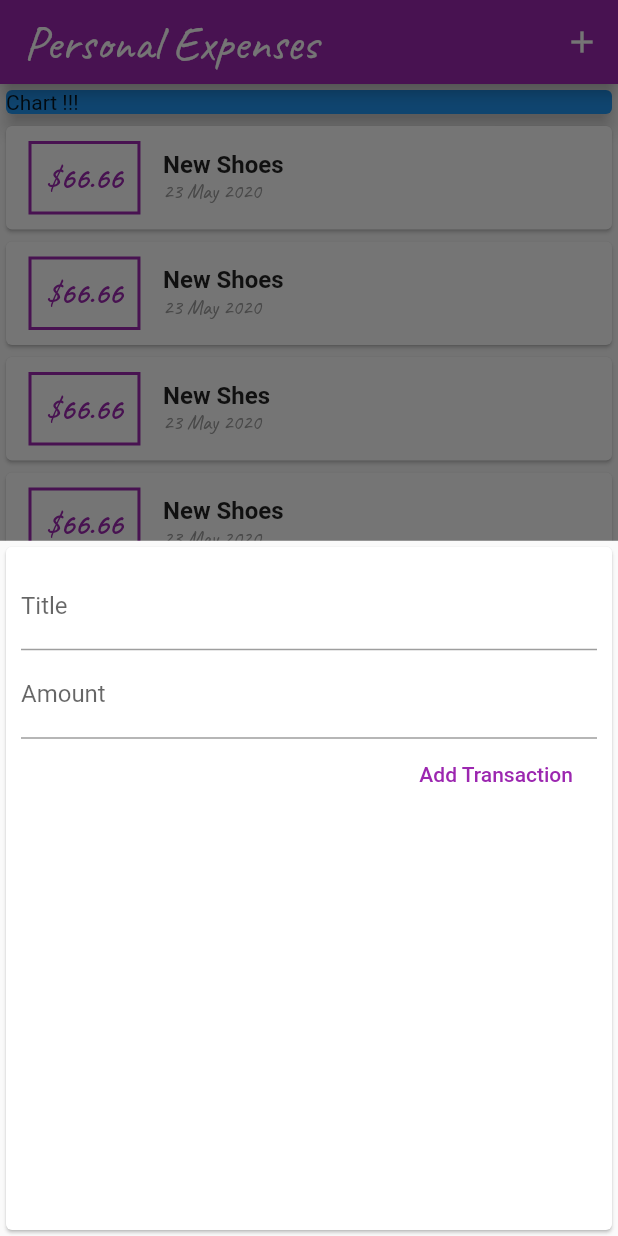
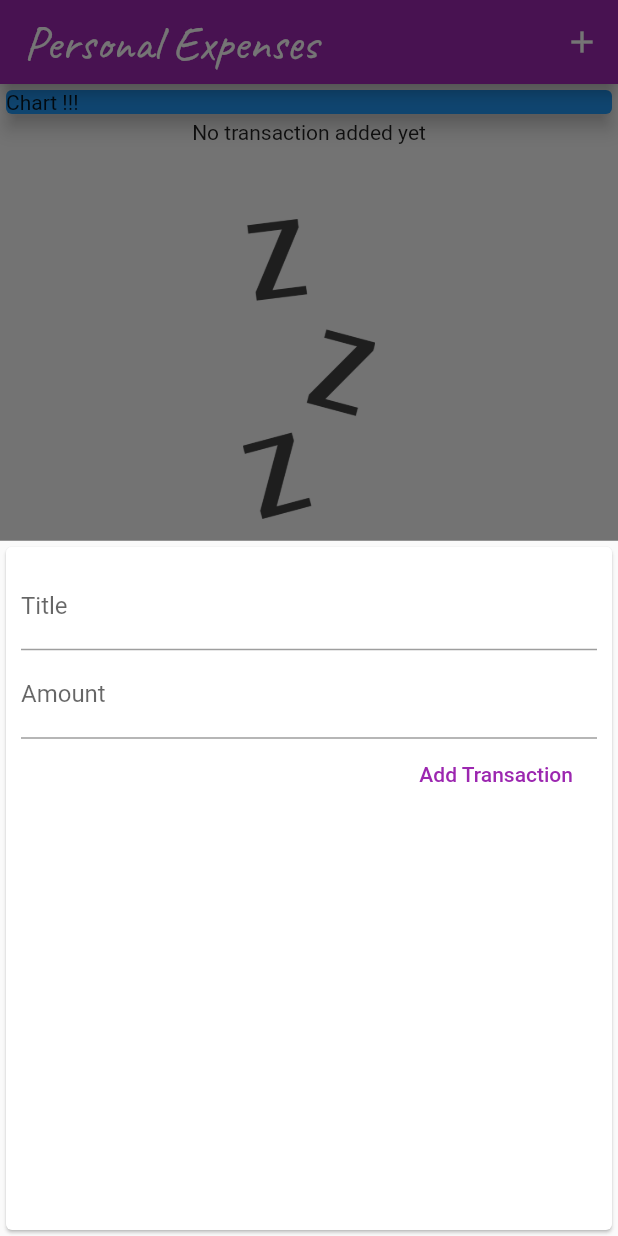
Before and after one commit to ARUNMOHAN9/mock-expense-app-flutter, a Flutter app: the screen it shows after launch, after a tap on the "add" icon, on a phone screen of 412 x 824 dp. Run offline on Flutter 3.47's test engine with Material 2 defaults, Android fonts, the phone set to English and light mode, and no system bars; Roboto replaces fonts that are missing (Noto).

```diff
--- a/lib/main.dart
+++ b/lib/main.dart
@@ -41,66 +41,66 @@ class MyHomePage extends StatefulWidget {
 
 class _MyHomePageState extends State<MyHomePage> {
   final List<Transaction> _userTransactions = [
-    Transaction(
-      id: '121',
-      amount: 66.66,
-      title: 'New Shoes',
-      date: DateTime.now(),
-    ),
-    Transaction(
-      id: '121',
-      amount: 66.66,
-      title: 'New Shoes',
-      date: DateTime.now(),
-    ),
-    Transaction(
-      id: '121',
-      amount: 66.66,
-      title: 'New Shes',
-      date: DateTime.now(),
-    ),
-    Transaction(
-      id: '121',
-      amount: 66.66,
-      title: 'New Shoes',
-      date: DateTime.now(),
-    ),
-    Transaction(
-      id: '121',
-      amount: 66.66,
-      title: 'New Shoes',
-      date: DateTime.now(),
-    ),
-    Transaction(
-      id: '121',
-      amount: 66.66,
-      title: 'New Shoes',
-      date: DateTime.now(),
-    ),
-    Transaction(
-      id: '121',
-      amount: 66.66,
-      title: 'New Shoes',
-      date: DateTime.now(),
-    ),
-    Transaction(
-      id: '121',
-      amount: 66.66,
-      title: 'New Shoes',
-      date: DateTime.now(),
-    ),
-    Transaction(
-      id: '121',
-      amount: 66.66,
-      title: 'New Shoes',
-      date: DateTime.now(),
-    ),
-    Transaction(
-      id: '135',
-      amount: 55.66,
-      title: 'New Shirt',
-      date: DateTime.now(),
-    ),
+    // Transaction(
+    //   id: '121',
+    //   amount: 66.66,
+    //   title: 'New Shoes',
+    //   date: DateTime.now(),
+    // ),
+    // Transaction(
+    //   id: '121',
+    //   amount: 66.66,
+    //   title: 'New Shoes',
+    //   date: DateTime.now(),
+    // ),
+    // Transaction(
+    //   id: '121',
+    //   amount: 66.66,
+    //   title: 'New Shes',
+    //   date: DateTime.now(),
+    // ),
+    // Transaction(
+    //   id: '121',
+    //   amount: 66.66,
+    //   title: 'New Shoes',
+    //   date: DateTime.now(),
+    // ),
+    // Transaction(
+    //   id: '121',
+    //   amount: 66.66,
+    //   title: 'New Shoes',
+    //   date: DateTime.now(),
+    // ),
+    // Transaction(
+    //   id: '121',
+    //   amount: 66.66,
+    //   title: 'New Shoes',
+    //   date: DateTime.now(),
+    // ),
+    // Transaction(
+    //   id: '121',
+    //   amount: 66.66,
+    //   title: 'New Shoes',
+    //   date: DateTime.now(),
+    // ),
+    // Transaction(
+    //   id: '121',
+    //   amount: 66.66,
+    //   title: 'New Shoes',
+    //   date: DateTime.now(),
+    // ),
+    // Transaction(
+    //   id: '121',
+    //   amount: 66.66,
+    //   title: 'New Shoes',
+    //   date: DateTime.now(),
+    // ),
+    // Transaction(
+    //   id: '135',
+    //   amount: 55.66,
+    //   title: 'New Shirt',
+    //   date: DateTime.now(),
+    // ),
   ];
 
   void _addTransaction(String title, double amount) {
--- a/lib/widgets/transaction_list.dart
+++ b/lib/widgets/transaction_list.dart
@@ -12,7 +12,20 @@ class TransactionList extends StatelessWidget {
   @override
   Widget build(BuildContext context) {
     return Expanded(
-      child: ListView.builder(
+      child: this.userTransactions.isEmpty
+          ? Column(
+              children: <Widget>[
+                Text('No transaction added yet'),
+                Container(
+                  margin: EdgeInsets.fromLTRB(0, 50, 0, 0),
+                  height: 200,
+                    child: Image.asset(
+                  'assets/images/waiting.png',
+                  fit: BoxFit.cover,
+                ))
+              ],
+            )
+          : ListView.builder(
               itemCount: userTransactions.length,
               itemBuilder: (ctx, index) {
                 return Card(
@@ -40,8 +53,8 @@ class TransactionList extends StatelessWidget {
                         children: <Widget>[
                           Text(
                             userTransactions[index].title,
-                      style:
-                          TextStyle(fontSize: 16, fontWeight: FontWeight.bold),
+                            style: TextStyle(
+                                fontSize: 16, fontWeight: FontWeight.bold),
                           ),
                           Text(
                             DateFormat('dd MMM yyyy')
--- a/pubspec.yaml
+++ b/pubspec.yaml
@@ -42,8 +42,8 @@ flutter:
   uses-material-design: true
 
   # To add assets to your application, add an assets section, like this:
-  # assets:
-  #  - images/a_dot_burr.jpeg
+  assets:
+   - assets/images/waiting.png
   #  - images/a_dot_ham.jpeg
 
   # An image asset can refer to one or more resolution-specific "variants", see
```
Also changed, not shown: assets/images/waiting.png (added). Lines whose indentation alone changed are shown as unchanged.
